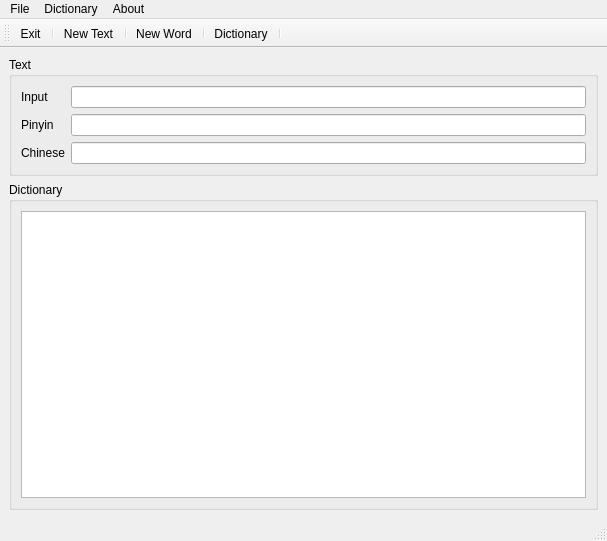
Above: mainwindow.ui from ensisoft/pinyin-translator before the change. Below: the same form after it.
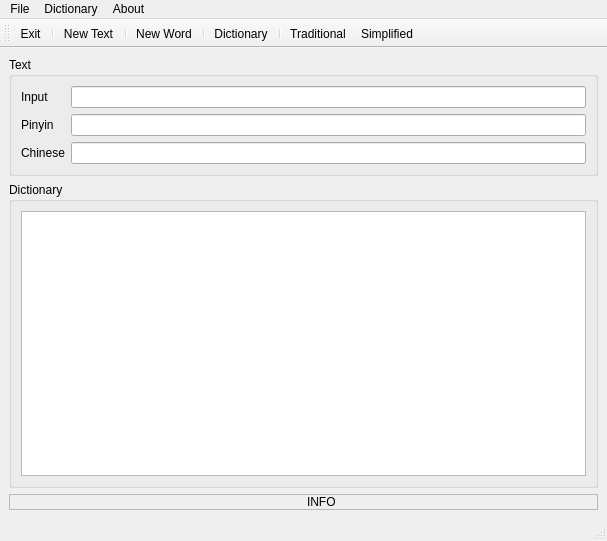
That is the form after the change. Icons and pictures are not drawn.

Commit message: Traditional / Simplified output About box

The edit to the form file:
```diff
--- a/mainwindow.ui
+++ b/mainwindow.ui
@@ -92,6 +92,45 @@
       </layout>
      </widget>
     </item>
+    <item>
+     <widget class="QFrame" name="frmInfo">
+      <property name="frameShape">
+       <enum>QFrame::StyledPanel</enum>
+      </property>
+      <property name="frameShadow">
+       <enum>QFrame::Sunken</enum>
+      </property>
+      <layout class="QGridLayout" name="gridLayout_3">
+       <property name="margin">
+        <number>0</number>
+       </property>
+       <item row="0" column="0">
+        <layout class="QHBoxLayout" name="horizontalLayout_3">
+         <item>
+          <widget class="QLabel" name="lblInfoIcon">
+           <property name="text">
+            <string/>
+           </property>
+           <property name="pixmap">
+            <pixmap resource="resource.qrc">:/icons/ico_dictionary.png</pixmap>
+           </property>
+          </widget>
+         </item>
+         <item>
+          <widget class="QLabel" name="lblInfoText">
+           <property name="toolTip">
+            <string>Free space available at default download location</string>
+           </property>
+           <property name="text">
+            <string>INFO</string>
+           </property>
+          </widget>
+         </item>
+        </layout>
+       </item>
+      </layout>
+     </widget>
+    </item>
    </layout>
   </widget>
   <widget class="QStatusBar" name="statusbar"/>
@@ -116,6 +155,8 @@
    <addaction name="separator"/>
    <addaction name="actionDictionary"/>
    <addaction name="separator"/>
+   <addaction name="actionTraditional"/>
+   <addaction name="actionSimplified"/>
   </widget>
   <widget class="QMenuBar" name="menuBar">
    <property name="geometry">
```
Left out of the diff: 26 changed lines with no effect on the pictures. The commit also changes 8 other files.
